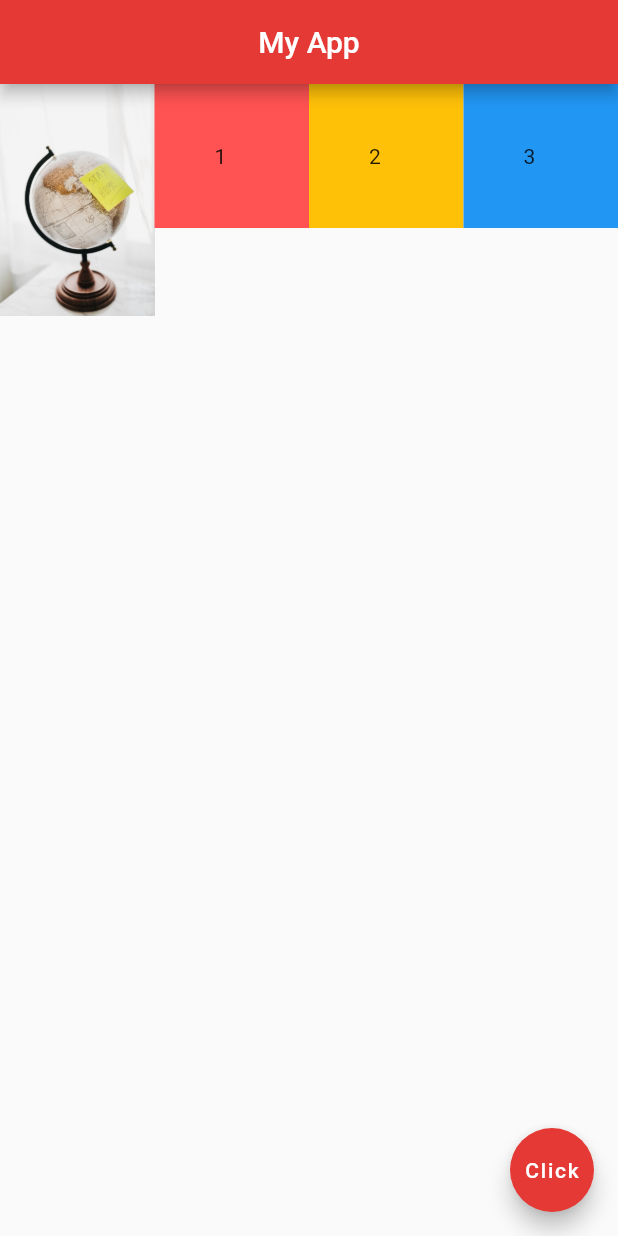
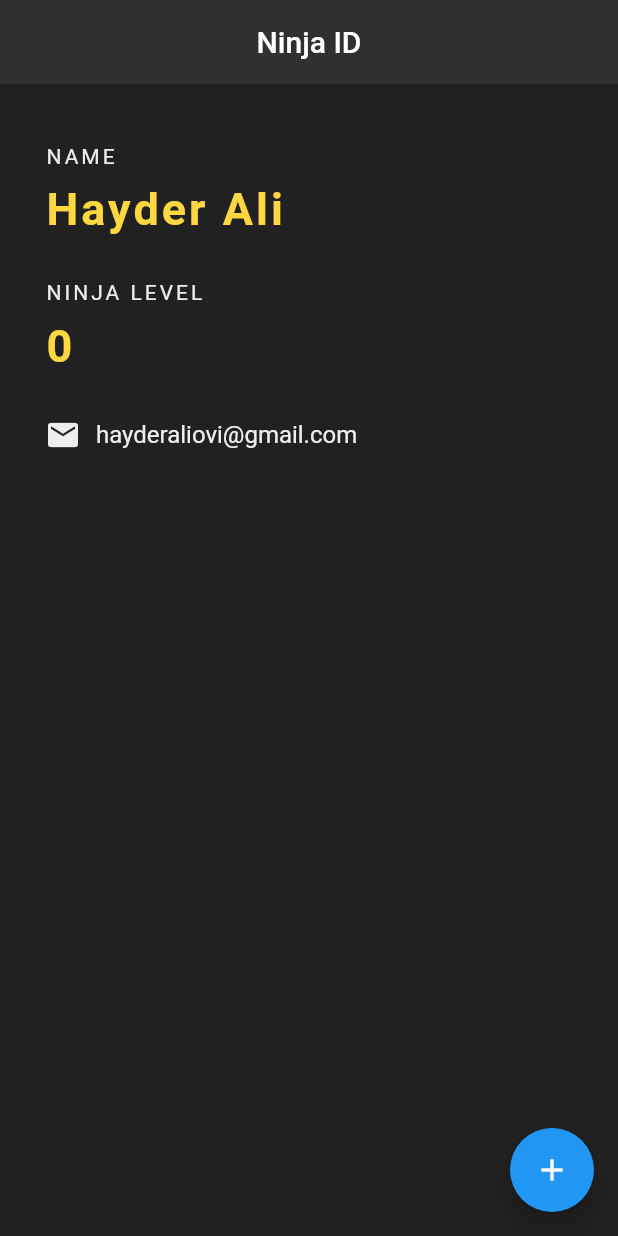
Before and after one commit to itzhayder/Flutter-Learning, a Flutter app: the screen it shows after launch, on a phone screen of 412 x 824 dp. Run offline on Flutter 3.47's test engine with Material 2 defaults, Android fonts, the phone set to English and light mode, and no system bars.

Commit message:
Ninja ID - Basic project

```diff
--- a/lib/main.dart
+++ b/lib/main.dart
@@ -1,51 +1,108 @@
 import 'package:flutter/material.dart';
 
 void main() => runApp(MaterialApp(
-  home: Home(),
+      home: NinjaId(),
     ));
 
-class Home extends StatelessWidget {
+class NinjaId extends StatefulWidget {
+  @override
+  _NinjaIdState createState() => _NinjaIdState();
+}
+
+class _NinjaIdState extends State<NinjaId> {
+  int ninjaLevel = 0;
+
   @override
   Widget build(BuildContext context) {
     return Scaffold(
+      backgroundColor: Colors.grey[900],
       appBar: AppBar(
-        title: Text("My App"),
+        title: Text("Ninja ID"),
         centerTitle: true,
-        backgroundColor: Colors.red[600],
+        elevation: 0.0,
+        backgroundColor: Colors.grey[850],
       ),
-      body: Row(
+      body: Padding(
+        padding: EdgeInsets.fromLTRB(30.0, 40.0, 10.0, 0.0),
+        child: Column(
           crossAxisAlignment: CrossAxisAlignment.start,
           children: <Widget>[
-          Expanded(child: Image.asset('assets/photo-1.jpg')),
-          Expanded(
-            child: Container(
-              padding: EdgeInsets.all(40.0),
-              color: Colors.redAccent,
-              child: Text("1"),
+            Text(
+              "NAME",
+              style: TextStyle(
+                color: Colors.grey[200],
+                letterSpacing: 2.0,
+                fontSize: 14.0,
               ),
             ),
-          Expanded(
-            child: Container(
-              padding: EdgeInsets.all(40.0),
-              color: Colors.amber,
-              child: Text("2"),
+            SizedBox(
+              height: 10.0,
+            ),
+            Text(
+              "Hayder Ali",
+              style: TextStyle(
+                color: Colors.amberAccent,
+                letterSpacing: 2.0,
+                fontSize: 30.0,
+                fontWeight: FontWeight.bold,
               ),
             ),
-          Expanded(
-            child: Container(
-              padding: EdgeInsets.all(40.0),
-              color: Colors.blue,
-              child: Text("3"),
+            SizedBox(
+              height: 30.0,
+            ),
+            Text(
+              "NINJA LEVEL",
+              style: TextStyle(
+                color: Colors.grey[200],
+                letterSpacing: 2.0,
+                fontSize: 14.0,
+              ),
+            ),
+            SizedBox(
+              height: 10.0,
+            ),
+            Text(
+              "$ninjaLevel",
+              style: TextStyle(
+                color: Colors.amberAccent,
+                letterSpacing: 2.0,
+                fontSize: 30.0,
+                fontWeight: FontWeight.bold,
+              ),
+            ),
+            SizedBox(
+              height: 30,
+            ),
+            Row(
+              children: <Widget>[
+                Icon(
+                  Icons.email,
+                  color: Colors.grey[200],
+                ),
+                SizedBox(
+                  width: 10.0,
+                ),
+                Text(
+                  "hayderaliovi@gmail.com",
+                  style: TextStyle(
+                    color: Colors.grey[200],
+                    fontSize: 16.0,
                   ),
                 ),
               ],
             ),
+          ],
+        ),
+      ),
       floatingActionButton: FloatingActionButton(
-        onPressed: () {},
-        child: Center(
-          child: Text("Click"),
+        onPressed: () {
+          setState(() {
+            ninjaLevel++;
+          });
+        },
+        child: Icon(
+          Icons.add,
         ),
-        backgroundColor: Colors.red[600],
       ),
     );
   }
```
Also changed, not shown: 1 other file. Lines whose indentation alone changed are shown as unchanged.
